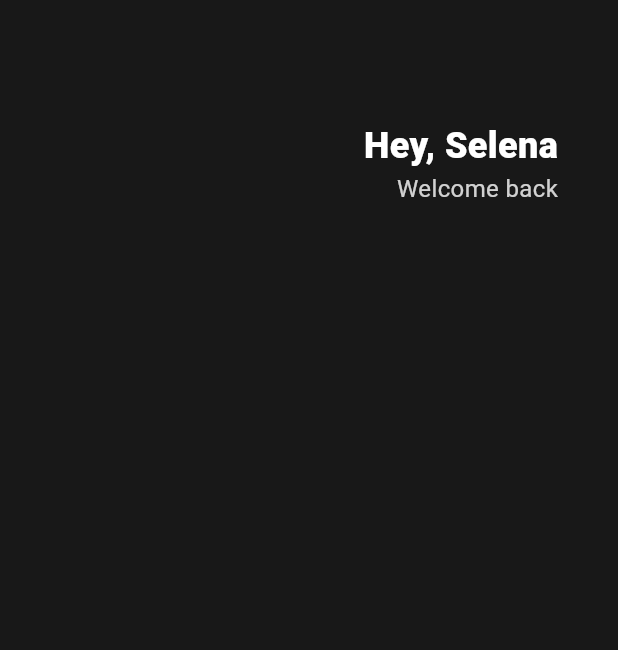
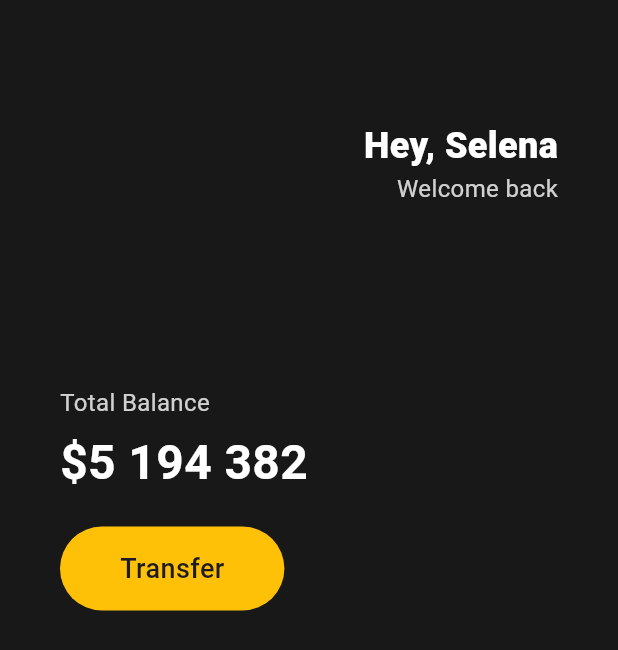
Before and after one commit to ParkSohyunee/flutter-toonflix, a Flutter app: the screen it shows after launch, on a phone screen of 412 x 824 dp. Shown: the top 650 px of the screen. Run offline on Flutter 3.47's test engine with Material 3 defaults, Android fonts, the phone set to English and light mode, and no system bars.

Commit message:
feat: Button 구현

```diff
--- a/lib/main.dart
+++ b/lib/main.dart
@@ -1,21 +1,24 @@
 import 'package:flutter/material.dart';
 
 void main() {
-  runApp(App());
+  runApp(const App());
 }
 
 class App extends StatelessWidget {
+  const App({super.key});
+
   @override
   Widget build(BuildContext context) {
     // root 앱의 테마 설정(기본 UI 설정 및 재료 등)
     return MaterialApp(
       home: Scaffold(
-        backgroundColor: Color(0xFF181818),
+        backgroundColor: const Color(0xFF181818),
         body: Padding(
-          padding: EdgeInsets.symmetric(horizontal: 40),
+          padding: const EdgeInsets.symmetric(horizontal: 40),
           child: Column(
+            crossAxisAlignment: CrossAxisAlignment.start,
             children: [
-              SizedBox(
+              const SizedBox(
                 height: 80,
               ),
               Row(
@@ -24,7 +27,7 @@ class App extends StatelessWidget {
                   Column(
                     crossAxisAlignment: CrossAxisAlignment.end,
                     children: [
-                      Text(
+                      const Text(
                         'Hey, Selena',
                         style: TextStyle(
                           color: Colors.white,
@@ -40,6 +43,45 @@ class App extends StatelessWidget {
                     ],
                   )
                 ],
+              ),
+              const SizedBox(
+                height: 120,
+              ),
+              Text(
+                'Total Balance',
+                style: TextStyle(
+                    fontSize: 16, color: Colors.white.withOpacity(0.8)),
+              ),
+              const SizedBox(
+                height: 5,
+              ),
+              const Text(
+                '\$5 194 382',
+                style: TextStyle(
+                    fontSize: 32,
+                    color: Colors.white,
+                    fontWeight: FontWeight.w600),
+              ),
+              const SizedBox(
+                height: 20,
+              ),
+              Row(
+                children: [
+                  Container(
+                    decoration: BoxDecoration(
+                        color: Colors.amber[500],
+                        borderRadius: BorderRadius.circular(45)),
+                    child: const Padding(
+                      padding:
+                          EdgeInsets.symmetric(vertical: 15, horizontal: 40),
+                      child: Text(
+                        'Transfer',
+                        style: TextStyle(
+                            fontSize: 18, fontWeight: FontWeight.w500),
+                      ),
+                    ),
+                  ),
+                ],
               )
             ],
           ),
```
